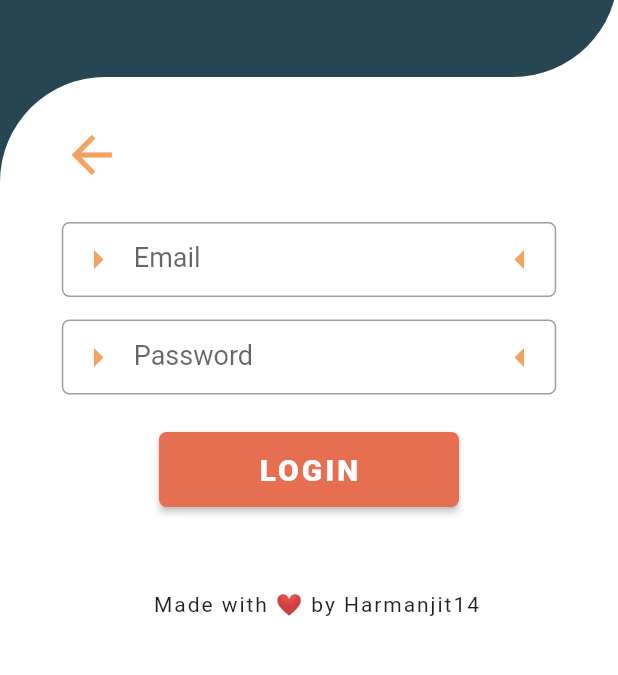
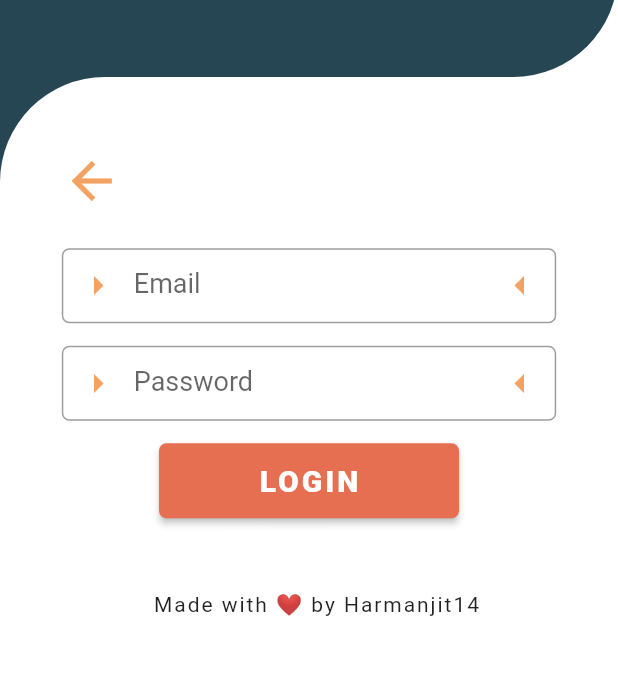
Before and after one commit to Harmanjit14/Thapar-Market-App-Project, a Flutter app: the screen it shows after launch, after a tap on "Login", on a phone screen of 412 x 824 dp, the part 541-1216 px from its top. Run offline on Flutter 3.47's test engine with Material 2 defaults, Android fonts, the phone set to English and light mode, and no system bars; drawn by our look-alikes of rounded_loading_button; our stand-ins replace animate_do, cloud_firestore, cool_alert, firebase_auth, firebase_core, firebase_storage and 1 more; accounts and stored records are empty.

Commit message:
iphone 8 madarchod hai

```diff
--- a/lib/homescreen.dart
+++ b/lib/homescreen.dart
@@ -229,7 +229,8 @@ class _BottomContainerState extends State<BottomContainer>
           Container(
             child: ZoomIn(
               child: Container(
-                height: 100,
+                margin: EdgeInsets.only(top: 15),
+               // height: 60,
                 child: Container(
                   child: RoundedLoadingButton(
                       borderRadius: 5,
```
